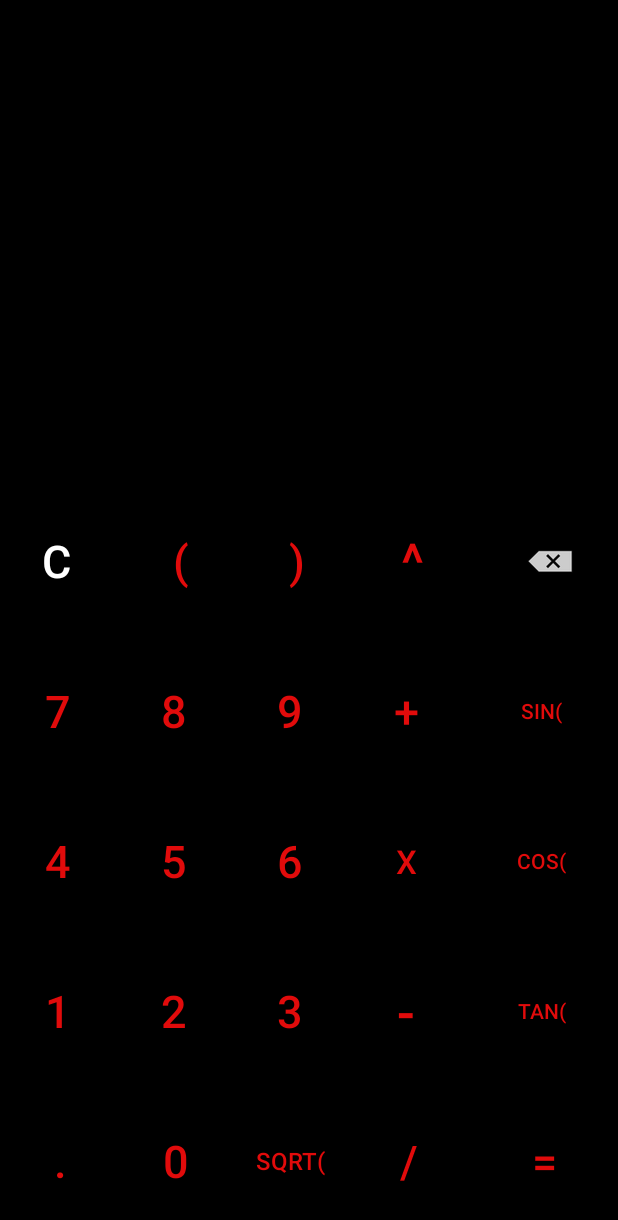
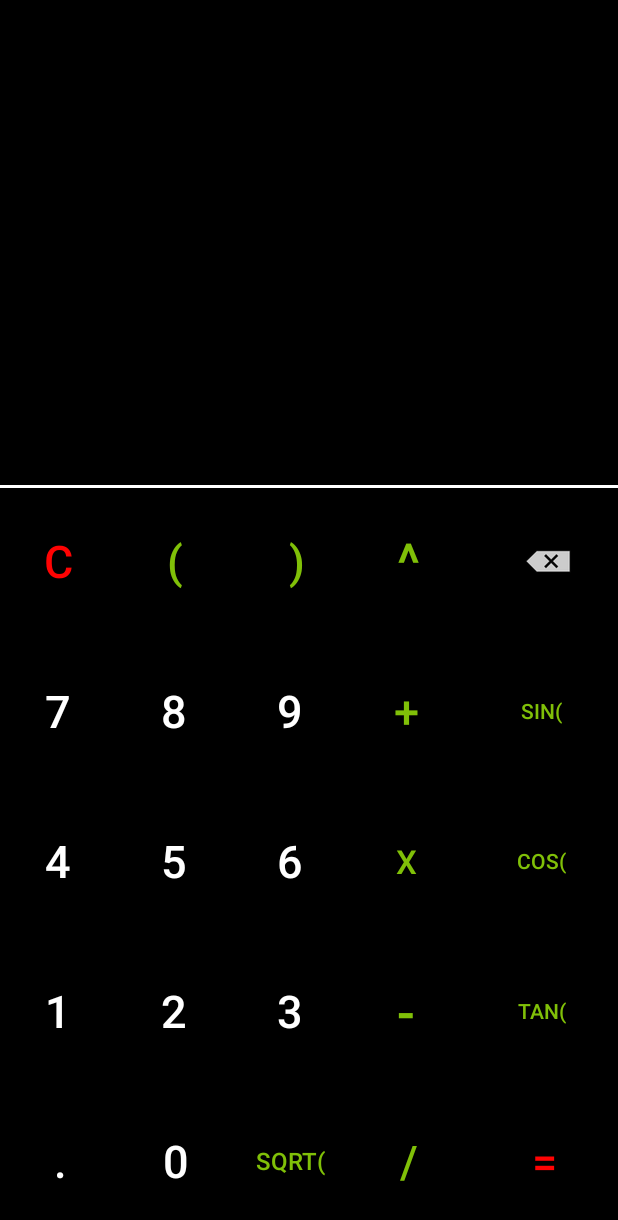
Before and after one commit to faseehahmad00/Android-Calculator, an Android app: the screen it shows after launch (MainActivity), on a phone screen of 412 x 824 dp. Shown: the top 1220 px of the screen. Run offline under Robolectric (Android 15) with nearby library versions, the phone set to English and light mode, and no system bars.

Commit message:
major changes in UI

```diff
--- a/app/src/main/res/layout/activity_main.xml
+++ b/app/src/main/res/layout/activity_main.xml
@@ -24,7 +24,7 @@
             android:layout_height="match_parent"
             android:layout_weight="1"
             android:text="C"
-            android:textColor="#FFFFFF"
+            android:textColor="#FF0303"
             android:textSize="30sp" />
 
         <Button
@@ -33,18 +33,18 @@
             android:layout_width="wrap_content"
             android:layout_height="match_parent"
             android:layout_weight="1"
-            android:text="("
-            android:textColor="#E10B0B"
+            android:text="(  "
+            android:textColor="#80C008"
             android:textSize="30sp" />
 
         <Button
             android:id="@+id/button19"
             style="@style/Widget.AppCompat.Button.Borderless"
-            android:layout_width="59dp"
+            android:layout_width="49dp"
             android:layout_height="match_parent"
             android:layout_weight="1"
             android:text=")"
-            android:textColor="#E10B0B"
+            android:textColor="#80C008"
             android:textSize="30sp" />
 
         <Button
@@ -54,7 +54,7 @@
             android:layout_height="match_parent"
             android:layout_weight="1"
             android:text="^"
-            android:textColor="#E10B0B"
+            android:textColor="#80C008"
             android:textSize="36sp"
             tools:text="^" />
 
@@ -85,7 +85,7 @@
             android:layout_height="match_parent"
             android:layout_weight="1"
             android:text="."
-            android:textColor="#E10B0B"
+            android:textColor="#FFFFFF"
             android:textSize="30sp" />
 
 
@@ -96,7 +96,7 @@
             android:layout_height="match_parent"
             android:layout_weight="1"
             android:text="0"
-            android:textColor="#E10B0B"
+            android:textColor="#FFFFFF"
             android:textSize="30sp" />
 
         <Button
@@ -106,7 +106,7 @@
             android:layout_height="match_parent"
             android:layout_weight="1"
             android:text="sqrt("
-            android:textColor="#E10B0B"
+            android:textColor="#80C008"
             android:textSize="16sp" />
 
         <Button
@@ -116,7 +116,7 @@
             android:layout_height="match_parent"
             android:layout_weight="1"
             android:text="/"
-            android:textColor="#E10B0B"
+            android:textColor="#80C008"
             android:textSize="30sp" />
 
         <Button
@@ -126,7 +126,7 @@
             android:layout_height="match_parent"
             android:layout_weight="1"
             android:text="="
-            android:textColor="#E10B0B"
+            android:textColor="#FF0303"
             android:textSize="30sp" />
 
     </LinearLayout>
@@ -148,7 +148,7 @@
             android:layout_height="match_parent"
             android:layout_weight="1"
             android:text="1"
-            android:textColor="#E10B0B"
+            android:textColor="#FFFFFF"
             android:textSize="30sp" />
 
         <Button
@@ -158,7 +158,7 @@
             android:layout_height="match_parent"
             android:layout_weight="1"
             android:text="2"
-            android:textColor="#E10B0B"
+            android:textColor="#FFFFFF"
             android:textSize="30sp" />
 
         <Button
@@ -168,7 +168,7 @@
             android:layout_height="match_parent"
             android:layout_weight="1"
             android:text="3"
-            android:textColor="#E10B0B"
+            android:textColor="#FFFFFF"
             android:textSize="30sp" />
 
         <Button
@@ -178,7 +178,7 @@
             android:layout_height="match_parent"
             android:layout_weight="1"
             android:text="-"
-            android:textColor="#E10B0B"
+            android:textColor="#80C008"
             android:textSize="36sp" />
 
         <Button
@@ -188,7 +188,7 @@
             android:layout_height="match_parent"
             android:layout_weight="1"
             android:text="tan("
-            android:textColor="#E10B0B" />
+            android:textColor="#80C008" />
 
     </LinearLayout>
 
@@ -208,7 +208,7 @@
             android:layout_height="match_parent"
             android:layout_weight="1"
             android:text="@string/_4"
-            android:textColor="#E10B0B"
+            android:textColor="#FFFFFF"
             android:textSize="30sp" />
 
 
@@ -219,7 +219,7 @@
             android:layout_height="match_parent"
             android:layout_weight="1"
             android:text="@string/_5"
-            android:textColor="#E10B0B"
+            android:textColor="#FFFFFF"
             android:textSize="30sp" />
 
         <Button
@@ -229,7 +229,7 @@
             android:layout_height="match_parent"
             android:layout_weight="1"
             android:text="@string/_6"
-            android:textColor="#E10B0B"
+            android:textColor="#FFFFFF"
             android:textSize="30sp" />
 
         <Button
@@ -239,7 +239,7 @@
             android:layout_height="match_parent"
             android:layout_weight="1"
             android:text="x"
-            android:textColor="#E10B0B"
+            android:textColor="#80C008"
             android:textSize="22sp" />
 
         <Button
@@ -249,7 +249,7 @@
             android:layout_height="match_parent"
             android:layout_weight="1"
             android:text="cos("
-            android:textColor="#E10B0B" />
+            android:textColor="#80C008" />
 
     </LinearLayout>
 
@@ -269,7 +269,7 @@
             android:layout_height="match_parent"
             android:layout_weight="1"
             android:text="7"
-            android:textColor="#E10B0B"
+            android:textColor="#FFFFFF"
             android:textSize="30sp" />
 
         <Button
@@ -279,7 +279,7 @@
             android:layout_height="match_parent"
             android:layout_weight="1"
             android:text="8"
-            android:textColor="#E10B0B"
+            android:textColor="#FFFFFF"
             android:textSize="30sp" />
 
         <Button
@@ -289,7 +289,7 @@
             android:layout_height="match_parent"
             android:layout_weight="1"
             android:text="9"
-            android:textColor="#E10B0B"
+            android:textColor="#FFFFFF"
             android:textSize="30sp" />
 
         <Button
@@ -299,7 +299,7 @@
             android:layout_height="match_parent"
             android:layout_weight="1"
             android:text="+"
-            android:textColor="#E10B0B"
+            android:textColor="#80C008"
             android:textSize="30sp" />
 
         <Button
@@ -309,7 +309,7 @@
             android:layout_height="match_parent"
             android:layout_weight="1"
             android:text="sin("
-            android:textColor="#E10B0B" />
+            android:textColor="#80C008" />
 
     </LinearLayout>
 
@@ -320,23 +320,23 @@
         android:layout_height="140dp"
         android:gravity="bottom|right|end"
         android:textAlignment="textStart"
-        android:textColor="#E10B0B"
+        android:textColor="#FFFFFF"
         android:textSize="30sp"
         app:layout_constraintBottom_toTopOf="@+id/textView2"
         app:layout_constraintEnd_toEndOf="parent"
-        app:layout_constraintHorizontal_bias="0.0"
         app:layout_constraintStart_toStartOf="parent"
         app:layout_constraintTop_toTopOf="parent"
-        app:layout_constraintVertical_bias="0.609"
+        app:layout_constraintVertical_bias="0.8"
         tools:ignore="RtlCompat" />
 
     <TextView
         android:id="@+id/textView2"
         android:layout_width="match_parent"
         android:layout_height="50dp"
+        android:layout_marginBottom="8dp"
         android:gravity="right"
         android:textAlignment="textStart"
-        android:textColor="#E10B0B"
+        android:textColor="#80C008"
         android:textSize="30sp"
         app:layout_constraintBottom_toTopOf="@+id/linearupper"
         app:layout_constraintEnd_toEndOf="parent"
@@ -344,5 +344,16 @@
         app:layout_constraintStart_toStartOf="parent"
         tools:ignore="RtlCompat" />
 
+    <LinearLayout
+        android:layout_width="match_parent"
+        android:layout_height="2dp"
+        android:layout_marginTop="8dp"
+        android:background="#FFFFFF"
+        android:orientation="horizontal"
+        app:layout_constraintBottom_toTopOf="@+id/linearupper"
+        app:layout_constraintEnd_toEndOf="parent"
+        app:layout_constraintStart_toStartOf="parent"
+        app:layout_constraintTop_toBottomOf="@+id/textView2"></LinearLayout>
+
 
 </androidx.constraintlayout.widget.ConstraintLayout>
```
